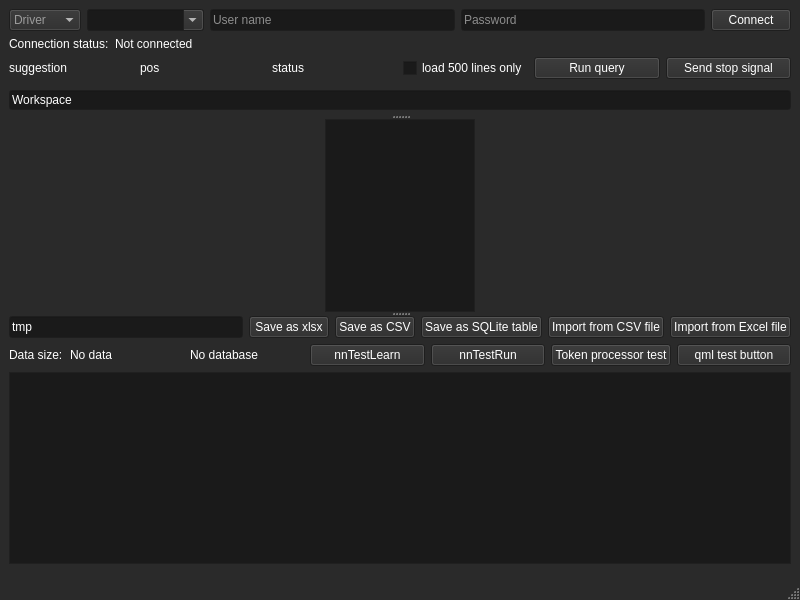
gfifgfifofich/DB_loader, file loaderwidnow.ui: the form before one commit.
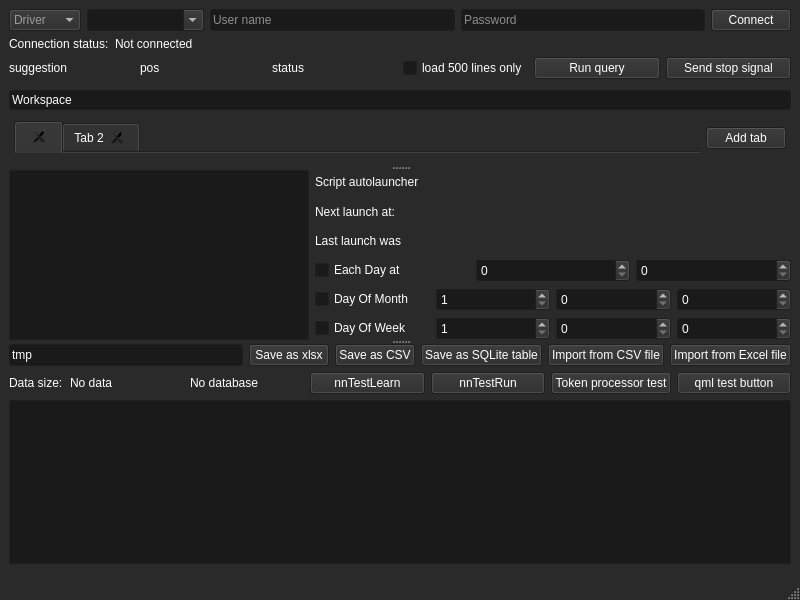
The form after the commit. The open tabs and pages were chosen to show the change.

```diff
--- a/loaderwidnow.ui
+++ b/loaderwidnow.ui
@@ -721,6 +721,68 @@
           </property>
          </widget>
         </item>
+        <item>
+         <layout class="QHBoxLayout" name="horizontalLayout_9">
+          <property name="spacing">
+           <number>6</number>
+          </property>
+          <property name="leftMargin">
+           <number>5</number>
+          </property>
+          <property name="topMargin">
+           <number>5</number>
+          </property>
+          <property name="rightMargin">
+           <number>5</number>
+          </property>
+          <property name="bottomMargin">
+           <number>5</number>
+          </property>
+          <item>
+           <widget class="QTabWidget" name="tabWidget">
+            <property name="maximumSize">
+             <size>
+              <width>16777215</width>
+              <height>35</height>
+             </size>
+            </property>
+            <property name="currentIndex">
+             <number>1</number>
+            </property>
+            <property name="documentMode">
+             <bool>true</bool>
+            </property>
+            <property name="tabsClosable">
+             <bool>true</bool>
+            </property>
+            <property name="movable">
+             <bool>true</bool>
+            </property>
+            <property name="tabBarAutoHide">
+             <bool>false</bool>
+            </property>
+            <widget class="QWidget" name="">
+             <attribute name="title">
+              <string/>
+             </attribute>
+             <layout class="QHBoxLayout" name="horizontalLayout_8"/>
+            </widget>
+            <widget class="QWidget" name="tab_4">
+             <attribute name="title">
+              <string>Tab 2</string>
+             </attribute>
+            </widget>
+           </widget>
+          </item>
+          <item>
+           <widget class="QPushButton" name="pushButton_4">
+            <property name="text">
+             <string>Add tab</string>
+            </property>
+           </widget>
+          </item>
+         </layout>
+        </item>
        </layout>
       </widget>
       <widget class="QWidget" name="horizontalLayoutWidget_5">
@@ -729,7 +791,7 @@
          <widget class="QListWidget" name="listWidget">
           <property name="maximumSize">
            <size>
-            <width>150</width>
+            <width>300</width>
             <height>16777215</height>
            </size>
           </property>
@@ -738,6 +800,136 @@
           </property>
          </widget>
         </item>
+        <item>
+         <layout class="QVBoxLayout" name="timerLayout">
+          <item>
+           <widget class="QLabel" name="timerMainLabel">
+            <property name="maximumSize">
+             <size>
+              <width>16777215</width>
+              <height>100</height>
+             </size>
+            </property>
+            <property name="text">
+             <string>Script autolauncher</string>
+            </property>
+           </widget>
+          </item>
+          <item>
+           <widget class="QLabel" name="timerRemainingTime">
+            <property name="maximumSize">
+             <size>
+              <width>16777215</width>
+              <height>100</height>
+             </size>
+            </property>
+            <property name="text">
+             <string>Next launch at:</string>
+            </property>
+           </widget>
+          </item>
+          <item>
+           <widget class="QLabel" name="timerLastLaunchTime">
+            <property name="maximumSize">
+             <size>
+              <width>16777215</width>
+              <height>100</height>
+             </size>
+            </property>
+            <property name="text">
+             <string>Last launch was </string>
+            </property>
+           </widget>
+          </item>
+          <item>
+           <layout class="QHBoxLayout" name="horizontalLayout_5">
+            <item>
+             <widget class="QCheckBox" name="timer_checkBox">
+              <property name="text">
+               <string>Each Day at</string>
+              </property>
+             </widget>
+            </item>
+            <item>
+             <widget class="QSpinBox" name="timerHourDaily">
+              <property name="maximum">
+               <number>24</number>
+              </property>
+             </widget>
+            </item>
+            <item>
+             <widget class="QSpinBox" name="timerMinuteDaily">
+              <property name="maximum">
+               <number>59</number>
+              </property>
+             </widget>
+            </item>
+           </layout>
+          </item>
+          <item>
+           <layout class="QHBoxLayout" name="horizontalLayout_6">
+            <item>
+             <widget class="QCheckBox" name="timer_checkBox_2">
+              <property name="text">
+               <string>Day Of Month</string>
+              </property>
+             </widget>
+            </item>
+            <item>
+             <widget class="QSpinBox" name="timerdayMonthly">
+              <property name="minimum">
+               <number>1</number>
+              </property>
+              <property name="maximum">
+               <number>31</number>
+              </property>
+             </widget>
+            </item>
+            <item>
+             <widget class="QSpinBox" name="timerHourMonthly">
+              <property name="maximum">
+               <number>24</number>
+              </property>
+             </widget>
+            </item>
+            <item>
+             <widget class="QSpinBox" name="timerMinuteMonthly">
+              <property name="maximum">
+               <number>59</number>
+              </property>
+             </widget>
+            </item>
+           </layout>
+          </item>
+          <item>
+           <layout class="QHBoxLayout" name="horizontalLayout_7">
+            <item>
+             <widget class="QCheckBox" name="timer_checkBox_3">
+              <property name="text">
+               <string>Day Of Week</string>
+              </property>
+             </widget>
+            </item>
+            <item>
+             <widget class="QSpinBox" name="timerDayWeekly">
+              <property name="minimum">
+               <number>1</number>
+              </property>
+              <property name="maximum">
+               <number>7</number>
+              </property>
+             </widget>
+            </item>
+            <item>
+             <widget class="QSpinBox" name="timerHourWeekly"/>
+            </item>
+            <item>
+             <widget class="QSpinBox" name="timerMinuteWeekly"/>
+            </item>
+           </layout>
+          </item>
+         </layout>
+        </item>
        </layout>
       </widget>
       <widget class="QWidget" name="verticalLayoutWidget_4">
```
